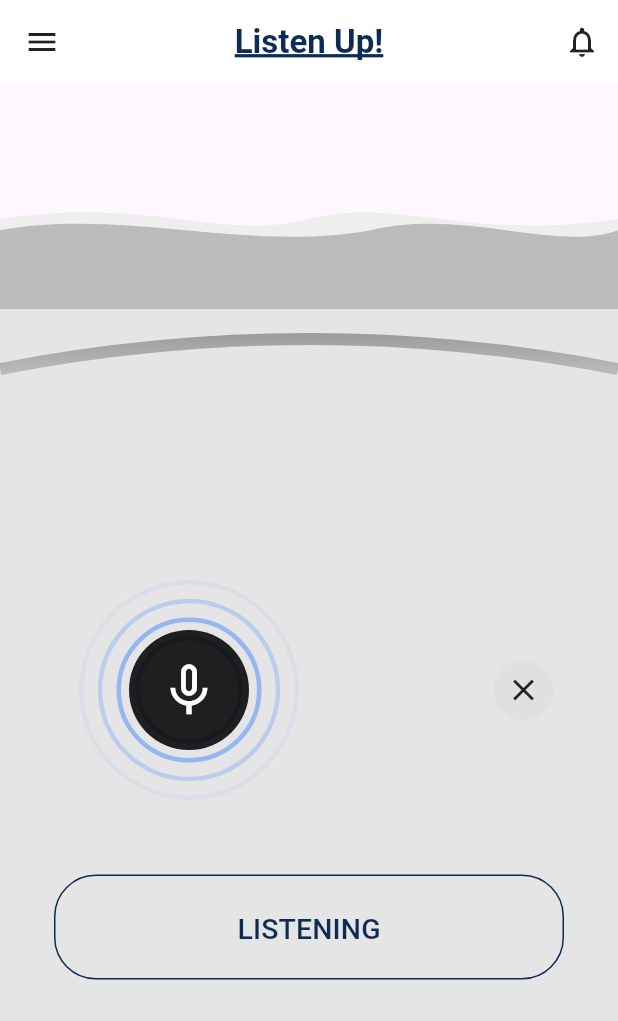
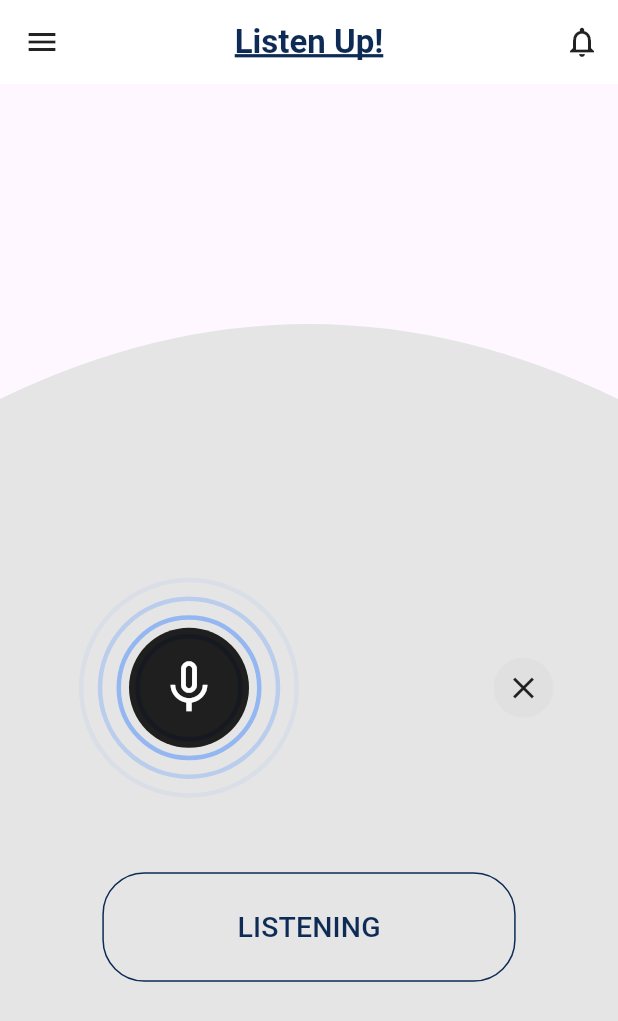
Before and after one commit to Haiderali27-hub/listenup, a Flutter app: the HomeScreen screen opened by its route, after a tap on the "mic none" icon, on a phone screen of 412 x 824 dp. Shown: the top 1021 px of the screen. Run offline on Flutter 3.47's test engine with Material 3 defaults, Android fonts, the phone set to English and light mode, and no system bars; our stand-ins replace get.

Commit message:
fix the curve problem

```diff
--- a/lib/screens/home/home_screen.dart
+++ b/lib/screens/home/home_screen.dart
@@ -1,8 +1,7 @@
 import 'package:flutter/material.dart';
-import 'package:sound_app/widgets/WaveformPainter.dart';
-import 'package:sound_app/widgets/custom_painter.dart';
 import 'package:sound_app/widgets/mic_button.dart';
 import 'package:sound_app/widgets/status_pill.dart';
+import 'package:sound_app/widgets/wave_clip_path.dart';
 
 class HomeScreen extends StatefulWidget {
   const HomeScreen({super.key});
@@ -87,13 +86,13 @@ class _HomeScreenState extends State<HomeScreen> {
             height: 150,
             child: CustomPaint(
               size: Size(double.infinity, 150),
-              painter: WaveformPainter(),
             ),
           ),
           Expanded(
             child: Stack(
               children: [
                 ClipPath(
+                  clipper: WaveClipper(),
                   child: Container(
                     color: const Color(0xFFE5E5E5),
                     child: Column(
@@ -135,19 +134,6 @@ class _HomeScreenState extends State<HomeScreen> {
                     ),
                   ),
                 ),
-
-                // Add this CustomPaint widget to paint the curved border
-                Positioned(
-                  top: 0,
-                  left: 0,
-                  right: 0,
-                  child: SizedBox(
-                    height: 80, // height of the curve border area
-                    child: CustomPaint(
-                      painter: CurvedBorderPainter(), // your custom painter
-                    ),
-                  ),
-                ),
               ],
             ),
           ),
--- a/lib/widgets/WaveformPainter.dart
+++ /dev/null
@@ -1,62 +0,0 @@
-import 'package:flutter/material.dart';
-
-class WaveformPainter extends CustomPainter {
-  @override
-  void paint(Canvas canvas, Size size) {
-    // First, draw the lighter background wave
-    final path1 = Path()
-      ..moveTo(0, size.height * 0.6)
-      ..cubicTo(
-        size.width * 0.25, size.height * 0.5, // control point 1
-        size.width * 0.35, size.height * 0.7, // control point 2
-        size.width * 0.5, size.height * 0.6, // end point
-      )
-      ..cubicTo(
-        size.width * 0.65,
-        size.height * 0.5,
-        size.width * 0.75,
-        size.height * 0.7,
-        size.width,
-        size.height * 0.6,
-      )
-      ..lineTo(size.width, size.height)
-      ..lineTo(0, size.height)
-      ..close();
-
-    final paint1 = Paint()
-      ..color = const Color(0xFFEEEEEE) // very light grey
-      ..style = PaintingStyle.fill;
-    canvas.drawPath(path1, paint1);
-
-    // Then draw the darker top wave on top of it
-    final path2 = Path()
-      ..moveTo(0, size.height * 0.65)
-      ..cubicTo(
-        size.width * 0.2,
-        size.height * 0.55,
-        size.width * 0.4,
-        size.height * 0.75,
-        size.width * 0.6,
-        size.height * 0.65,
-      )
-      ..cubicTo(
-        size.width * 0.75,
-        size.height * 0.55,
-        size.width * 0.9,
-        size.height * 0.75,
-        size.width,
-        size.height * 0.65,
-      )
-      ..lineTo(size.width, size.height)
-      ..lineTo(0, size.height)
-      ..close();
-
-    final paint2 = Paint()
-      ..color = const Color(0xFFBBBBBB) // medium grey
-      ..style = PaintingStyle.fill;
-    canvas.drawPath(path2, paint2);
-  }
-
-  @override
-  bool shouldRepaint(covariant CustomPainter oldDelegate) => false;
-}
--- a/lib/widgets/custom_painter.dart
+++ b/lib/widgets/custom_painter.dart
@@ -17,12 +17,12 @@ class CurvedBorderPainter extends CustomPainter {
 
     final path = Path();
 
-    path.moveTo(0, 40);
+    path.moveTo(0, 60);
     path.quadraticBezierTo(
       size.width / 2,
-      0,
+      -40,
       size.width,
-      40,
+      60,
     );
 
     canvas.drawPath(path, paint);
--- a/lib/widgets/status_pill.dart
+++ b/lib/widgets/status_pill.dart
@@ -17,7 +17,6 @@ class StatusPill extends StatelessWidget {
           borderRadius: BorderRadius.circular(28),
         ),
         padding: const EdgeInsets.symmetric(vertical: 23, horizontal: 90),
-        fixedSize: const Size(340, 70), // Added to fix the button size
       ),
       child: Text(
         label,
--- a/lib/widgets/wave_clip_path.dart
+++ b/lib/widgets/wave_clip_path.dart
@@ -6,15 +6,15 @@ class WaveClipper extends CustomClipper<Path> {
   Path getClip(Size size) {
     final path = Path();
 
-    // Start at top left corner
-    path.moveTo(0, 40);
+    // Start at top left corner at y=60 to match the attachment
+    path.moveTo(0, 60);
 
-    // Single dome curve (quadratic Bezier)
+    // Single dome curve (quadratic Bezier) with -40 control point for a smooth dome
     path.quadraticBezierTo(
       size.width / 2, // control point x: center width
-      0, // control point y: top edge (dome peak)
+      -40, // control point y: creates the dome peak above the container
       size.width, // end point x: right edge
-      40, // end point y: 40 px down
+      60, // end point y: 60 px down to match left side
     );
 
     // Complete rectangle
```
